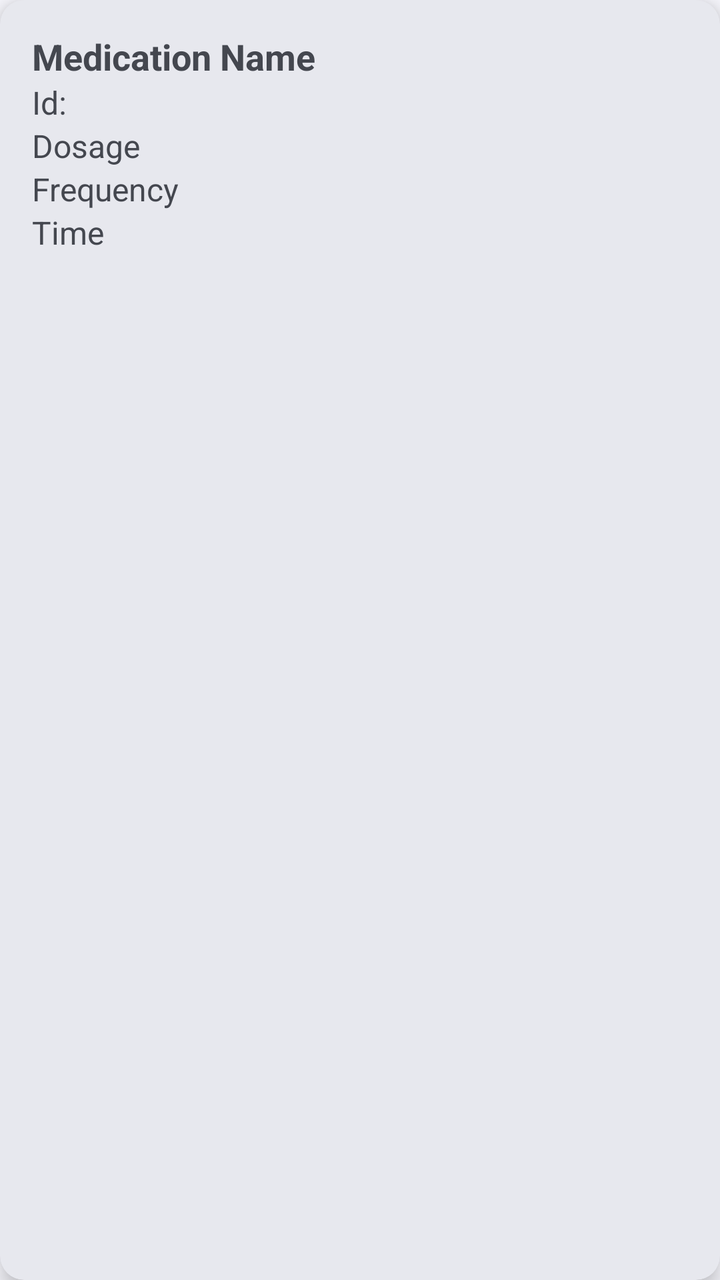
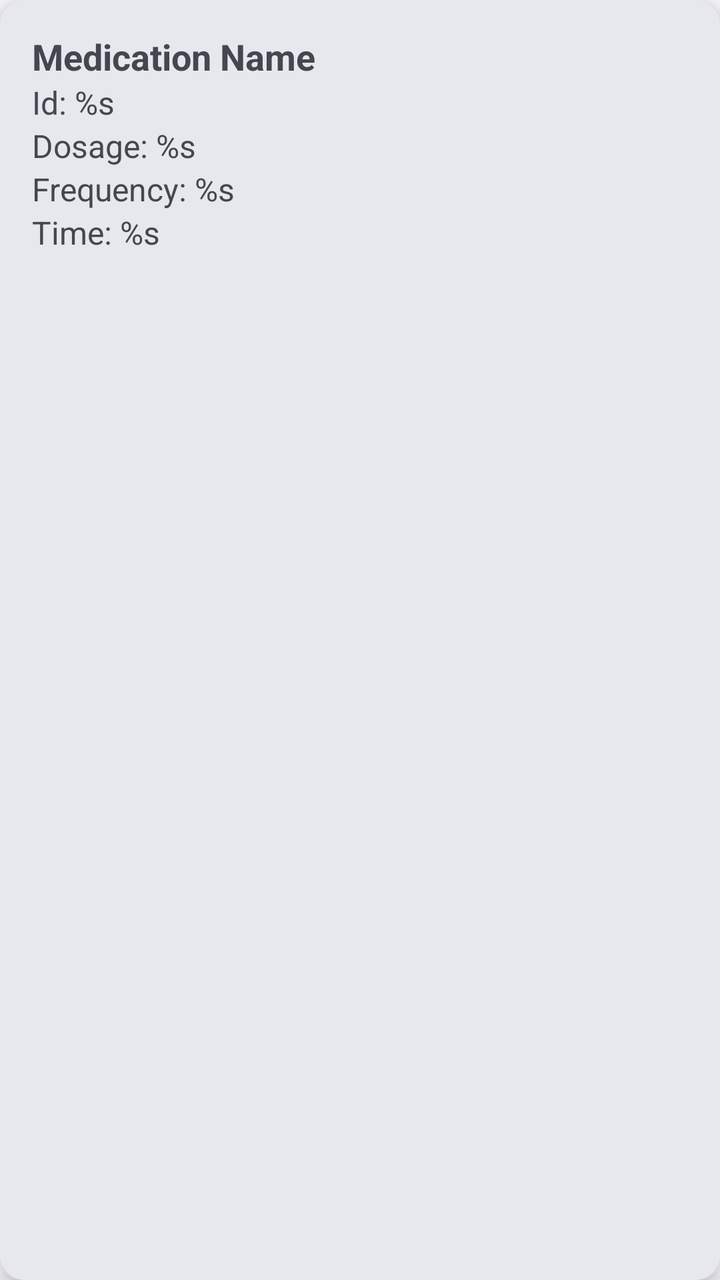

An Android layout rendered at two revisions. The XML below is the earlier revision; the diff shows what the commit changed to produce the second picture.
<!-- AndroidManifest.xml: application theme Theme.MobileHealthApplication -->
<!-- res/layout/item_medication.xml -->
<?xml version="1.0" encoding="utf-8"?>
<com.google.android.material.card.MaterialCardView
    xmlns:android="http://schemas.android.com/apk/res/android"
    xmlns:app="http://schemas.android.com/apk/res-auto"
    android:layout_width="match_parent"
    android:layout_height="wrap_content"
    android:layout_marginHorizontal="16dp"
    android:layout_marginVertical="4dp"
    >

    <LinearLayout xmlns:android="http://schemas.android.com/apk/res/android"
        android:layout_width="match_parent"
        android:layout_height="wrap_content"
        android:padding="16dp"
        android:orientation="vertical">

        <TextView
            android:id="@+id/medicationName"
            android:layout_width="wrap_content"
            android:layout_height="wrap_content"
            android:text="Medication Name"
            android:textSize="18sp"
            android:textStyle="bold" />

        <TextView
            android:id="@+id/medicationId"
            android:layout_width="wrap_content"
            android:layout_height="wrap_content"
            android:text="Id:"
            android:textSize="16sp" />

        <TextView
            android:id="@+id/medicationDosage"
            android:layout_width="wrap_content"
            android:layout_height="wrap_content"
            android:text="Dosage"
            android:textSize="16sp" />

        <TextView
            android:id="@+id/medicationFrequency"
            android:layout_width="wrap_content"
            android:layout_height="wrap_content"
            android:text="Frequency"
            android:textSize="16sp" />

        <TextView
            android:id="@+id/medicationTime"
            android:layout_width="wrap_content"
            android:layout_height="wrap_content"
            android:text="Time"
            android:textSize="16sp" />
    </LinearLayout>


</com.google.android.material.card.MaterialCardView>
<!-- resources referenced by this layout -->
<resources>
  <color name="md_theme_primary">#415F91</color>
  <color name="md_theme_onPrimary">#FFFFFF</color>
  <color name="md_theme_primaryContainer">#D6E3FF</color>
  <color name="md_theme_onPrimaryContainer">#001B3E</color>
  <color name="md_theme_primaryFixed">#D6E3FF</color>
  <color name="md_theme_onPrimaryFixed">#001B3E</color>
  <color name="md_theme_primaryFixedDim">#AAC7FF</color>
  <color name="md_theme_onPrimaryFixedVariant">#284777</color>
  <color name="md_theme_secondary">#565F71</color>
  <color name="md_theme_onSecondary">#FFFFFF</color>
  <color name="md_theme_secondaryContainer">#DAE2F9</color>
  <color name="md_theme_onSecondaryContainer">#131C2B</color>
  <color name="md_theme_secondaryFixed">#DAE2F9</color>
  <color name="md_theme_onSecondaryFixed">#131C2B</color>
  <color name="md_theme_secondaryFixedDim">#BEC6DC</color>
  <color name="md_theme_onSecondaryFixedVariant">#3E4759</color>
  <color name="md_theme_tertiary">#705575</color>
  <color name="md_theme_onTertiary">#FFFFFF</color>
  <color name="md_theme_tertiaryContainer">#FAD8FD</color>
  <color name="md_theme_onTertiaryContainer">#28132E</color>
  <color name="md_theme_tertiaryFixed">#FAD8FD</color>
  <color name="md_theme_onTertiaryFixed">#28132E</color>
  <color name="md_theme_tertiaryFixedDim">#DDBCE0</color>
  <color name="md_theme_onTertiaryFixedVariant">#573E5C</color>
  <color name="md_theme_error">#BA1A1A</color>
  <color name="md_theme_onError">#FFFFFF</color>
  <color name="md_theme_errorContainer">#FFDAD6</color>
  <color name="md_theme_onErrorContainer">#410002</color>
  <style name="ThemeOverlay.App.BottomSheetDialog" parent="ThemeOverlay.Material3.BottomSheetDialog">
          <item name="android:navigationBarColor">@color/md_theme_background</item>
      </style>
  <color name="md_theme_background">#F9F9FF</color>
  <color name="md_theme_onBackground">#191C20</color>
  <color name="md_theme_surface">#F9F9FF</color>
  <color name="md_theme_onSurface">#191C20</color>
  <color name="md_theme_surfaceVariant">#E0E2EC</color>
  <color name="md_theme_onSurfaceVariant">#44474E</color>
  <color name="md_theme_surfaceContainerLowest">#FFFFFF</color>
  <color name="md_theme_surfaceContainerLow">#F3F3FA</color>
  <color name="md_theme_surfaceContainer">#EDEDF4</color>
  <color name="md_theme_surfaceContainerHigh">#E7E8EE</color>
  <color name="md_theme_surfaceContainerHighest">#E2E2E9</color>
  <color name="md_theme_outline">#74777F</color>
  <color name="md_theme_outlineVariant">#C4C6D0</color>
  <color name="md_theme_surfaceBright">#F9F9FF</color>
  <color name="md_theme_surfaceDim">#D9D9E0</color>
  <style name="Widget.App.Snackbar" parent="Widget.Material3.Snackbar">
          <item name="backgroundTint">?attr/colorSurface</item>
      </style>
  <style name="Widget.App.Snackbar.TextView" parent="Widget.Material3.Snackbar.TextView">
          <item name="android:textColor">?attr/colorOnSurface</item>
      </style>
  <style name="Widget.App.CardView" parent="Widget.Material3.CardView.Elevated">
          <item name="cardElevation">6dp</item>
          <item name="cardCornerRadius">12dp</item>
          <item name="cardBackgroundColor">?attr/colorSurfaceContainerHigh</item>
      </style>
  <style name="Widget.App.FloatingActionButton" parent="Widget.Material3.FloatingActionButton.Primary">
          <item name="backgroundTint">?attr/colorPrimaryContainer</item>
          <item name="tint">?attr/colorOnPrimaryContainer</item>
      </style>
  <color name="current_app_background_dark">#191c20</color>
  <style name="Widget.App.BottomNavigation.ActiveIndicator" parent="Widget.Material3.BottomNavigationView.ActiveIndicator">
          <item name="android:color">?attr/colorSecondaryContainer</item>
      </style>
  <!-- unchanged entries left out for length: 4 -->
</resources>

<!-- the commit's change to res/layout/item_medication.xml (unified diff, before → after) -->
@@ -1,14 +1,11 @@
 <?xml version="1.0" encoding="utf-8"?>
-<com.google.android.material.card.MaterialCardView
-    xmlns:android="http://schemas.android.com/apk/res/android"
-    xmlns:app="http://schemas.android.com/apk/res-auto"
+<com.google.android.material.card.MaterialCardView xmlns:android="http://schemas.android.com/apk/res/android"
     android:layout_width="match_parent"
     android:layout_height="wrap_content"
     android:layout_marginHorizontal="16dp"
-    android:layout_marginVertical="4dp"
-    >
+    android:layout_marginVertical="4dp">
 
-    <LinearLayout xmlns:android="http://schemas.android.com/apk/res/android"
+    <LinearLayout
         android:layout_width="match_parent"
         android:layout_height="wrap_content"
         android:padding="16dp"
@@ -18,7 +15,7 @@
             android:id="@+id/medicationName"
             android:layout_width="wrap_content"
             android:layout_height="wrap_content"
-            android:text="Medication Name"
+            android:text="@string/medication_name"
             android:textSize="18sp"
             android:textStyle="bold" />
 
@@ -26,28 +23,28 @@
             android:id="@+id/medicationId"
             android:layout_width="wrap_content"
             android:layout_height="wrap_content"
-            android:text="Id:"
+            android:text="@string/id"
             android:textSize="16sp" />
 
         <TextView
             android:id="@+id/medicationDosage"
             android:layout_width="wrap_content"
             android:layout_height="wrap_content"
-            android:text="Dosage"
+            android:text="@string/medication_dosage"
             android:textSize="16sp" />
 
         <TextView
             android:id="@+id/medicationFrequency"
             android:layout_width="wrap_content"
             android:layout_height="wrap_content"
-            android:text="Frequency"
+            android:text="@string/frequency_of_medication"
             android:textSize="16sp" />
 
         <TextView
             android:id="@+id/medicationTime"
             android:layout_width="wrap_content"
             android:layout_height="wrap_content"
-            android:text="Time"
+            android:text="@string/time_of_medication"
             android:textSize="16sp" />
     </LinearLayout>
 
<!-- resource entries referenced after the edit -->
@@ -1,5 +1,10 @@
 <!-- resources referenced by this layout -->
 <resources>
+  <string name="frequency_of_medication">Frequency: %s</string>
+  <string name="id">Id: %s</string>
+  <string name="medication_dosage">Dosage: %s</string>
+  <string name="medication_name">Medication Name</string>
+  <string name="time_of_medication">Time: %s</string>
   <color name="md_theme_primary">#415F91</color>
   <color name="md_theme_onPrimary">#FFFFFF</color>
   <color name="md_theme_primaryContainer">#D6E3FF</color>
